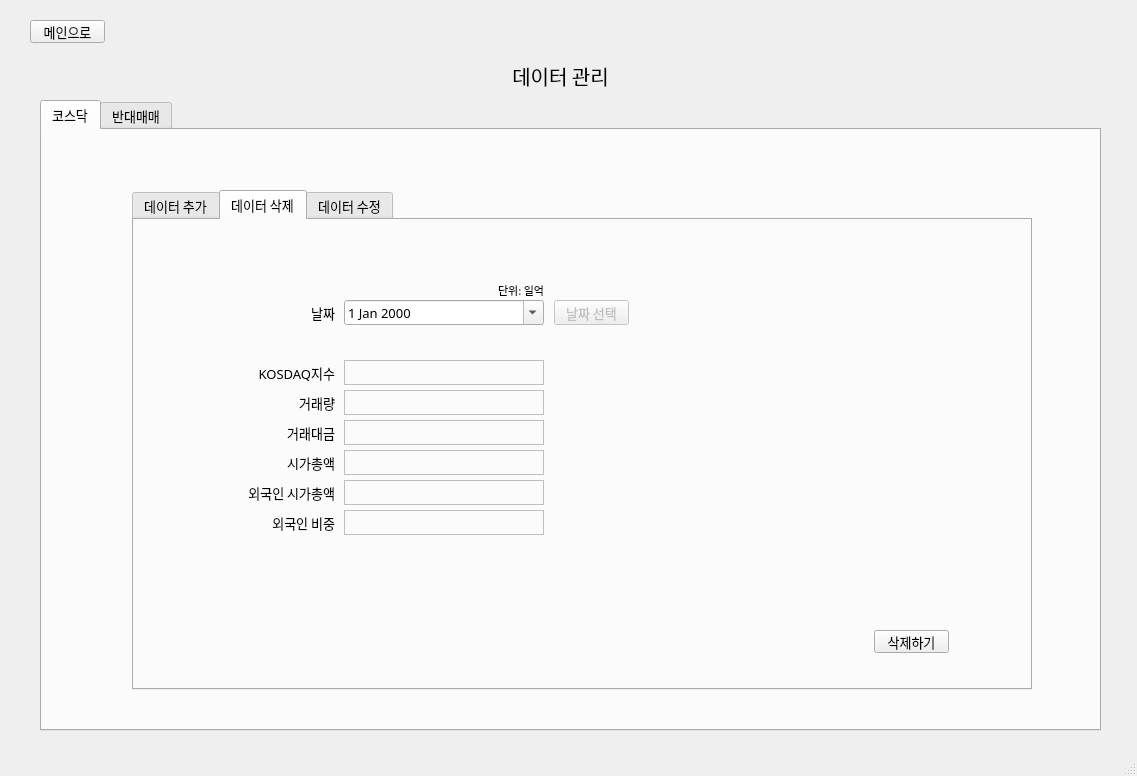
This is main.ui in syarin03/kosdaq as Qt 5 draws it before an edit. The edited form follows.
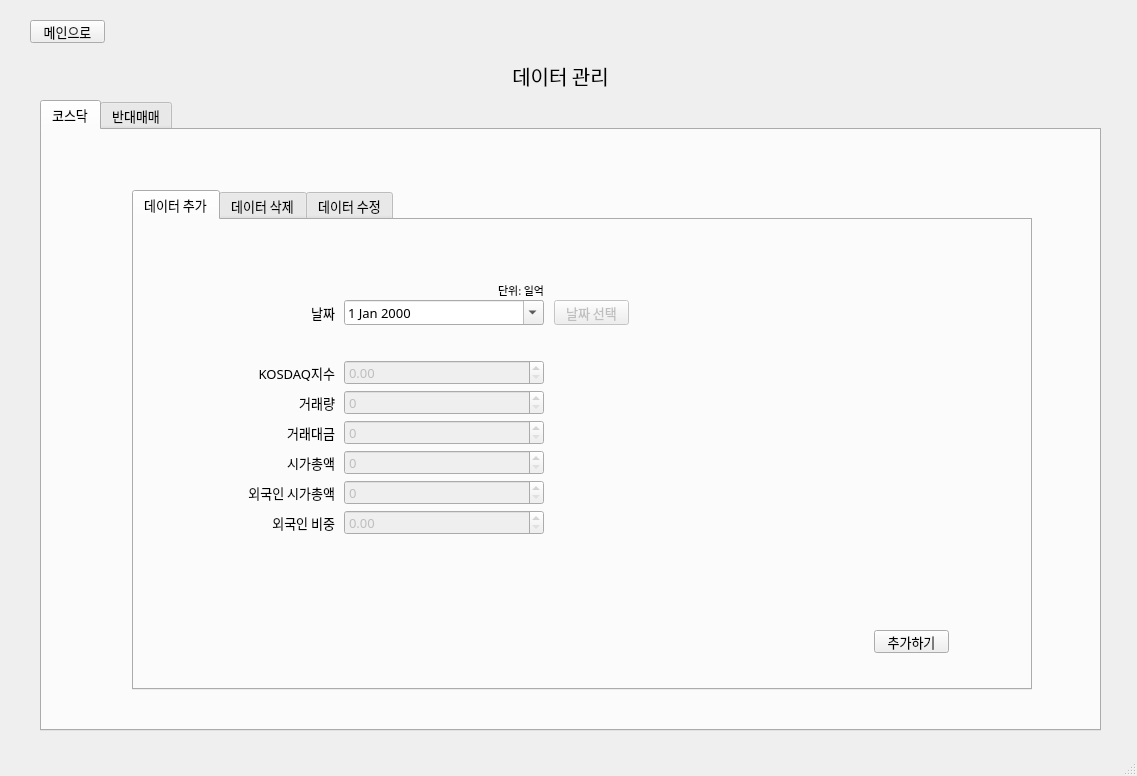
This is the edited form.

Commit message: 데이터 관리 날짜 알고리즘 완벽 성공

The edit to the form file:
```diff
--- a/main.ui
+++ b/main.ui
@@ -725,7 +725,7 @@
       <property name="currentIndex">
        <number>0</number>
       </property>
-      <widget class="QWidget" name="kosdaq_tab_manage">
+      <widget class="QWidget" name="kosdaq_tab">
        <attribute name="title">
         <string>코스닥</string>
        </attribute>
@@ -1958,7 +1958,7 @@
         </widget>
        </widget>
       </widget>
-      <widget class="QWidget" name="covering_tab_manage">
+      <widget class="QWidget" name="covering_tab">
        <attribute name="title">
         <string>반대매매</string>
        </attribute>
```
Left out of the diff: 2 changed lines with no effect on the pictures. The commit also changes 1 other file.
